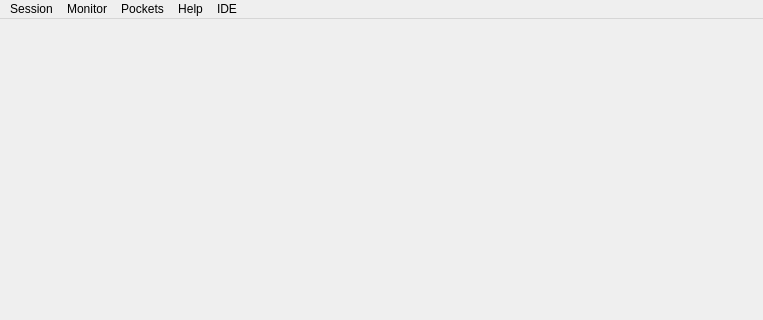
The window that ui/pockemul.ui (TheProjecter/pockemul) describes before a commit, drawn with Qt 5; both pictures show x 0 to 763 and y 0 to 320 of the 763 by 720 pixel window.
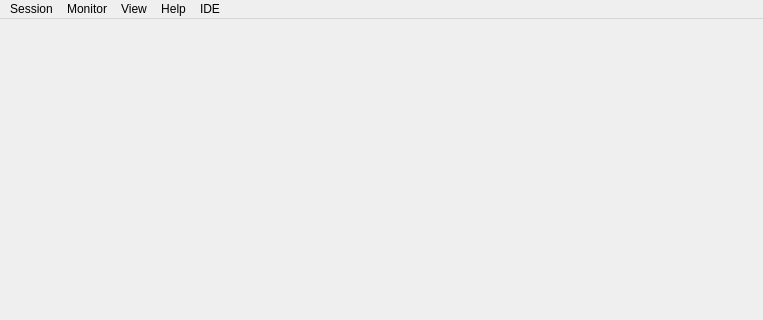
The same window after the commit. Icons and pictures are not drawn.

The edit to the form file:
```diff
--- a/ui/pockemul.ui
+++ b/ui/pockemul.ui
@@ -74,7 +74,7 @@
    </widget>
    <widget class="QMenu" name="menuPockets">
     <property name="title">
-     <string>Pockets</string>
+     <string>View</string>
     </property>
     <addaction name="actionMinimize_All"/>
     <addaction name="separator"/>
```
Left out of the diff: 10 changed lines with no effect on the pictures.
